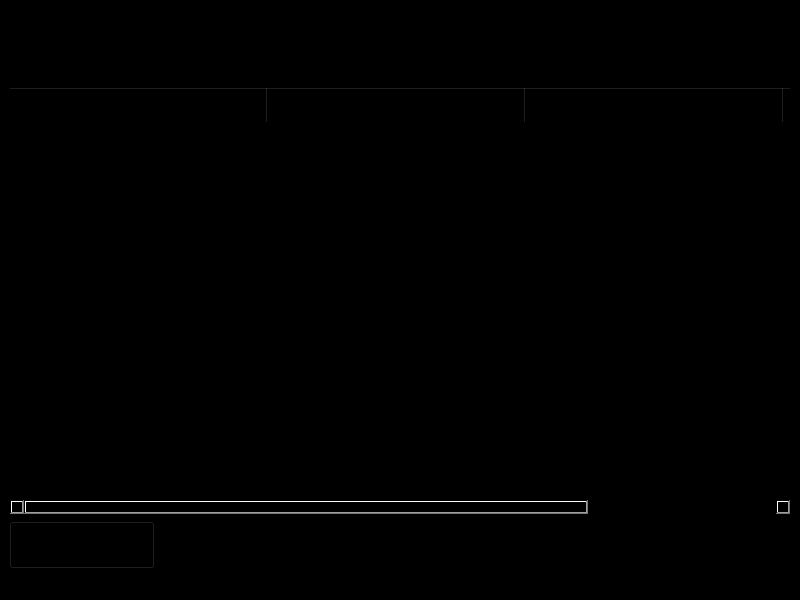
Above: orders.ui from acmpesuecc/GrowPal before the change. Below: the same form after it.
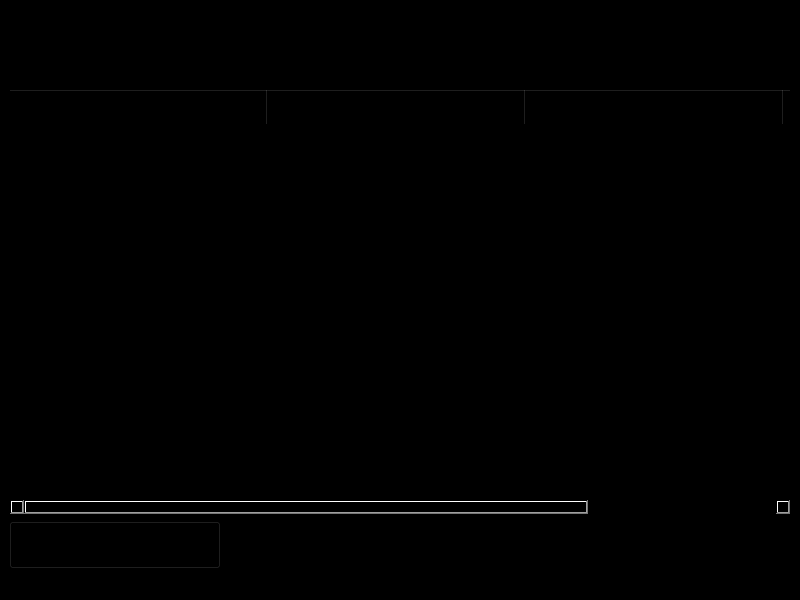
That is the form after the change. Icons and pictures are not drawn.

The edit to the form file:
```diff
--- a/orders.ui
+++ b/orders.ui
@@ -35,17 +35,43 @@
       </property>
      </widget>
     </item>
-    <item row="0" column="0" colspan="2">
+    <item row="0" column="0">
      <widget class="QLabel" name="label">
       <property name="font">
        <font>
+        <pointsize>26</pointsize>
+        <weight>75</weight>
+        <italic>false</italic>
+        <bold>true</bold>
+       </font>
+      </property>
+      <property name="text">
+       <string>Your Orders </string>
+      </property>
+      <property name="alignment">
+       <set>Qt::AlignRight|Qt::AlignTrailing|Qt::AlignVCenter</set>
+      </property>
+     </widget>
+    </item>
+    <item row="0" column="1">
+     <widget class="QLabel" name="label_2">
+      <property name="font">
+       <font>
         <pointsize>48</pointsize>
-        <weight>75</weight>
-        <bold>true</bold>
+        <italic>true</italic>
        </font>
       </property>
       <property name="text">
-       <string>Your Orders </string>
+       <string/>
+      </property>
+      <property name="pixmap">
+       <pixmap>orders.svg</pixmap>
+      </property>
+      <property name="scaledContents">
+       <bool>false</bool>
+      </property>
+      <property name="alignment">
+       <set>Qt::AlignLeading|Qt::AlignLeft|Qt::AlignTop</set>
       </property>
      </widget>
     </item>
```
Left out of the diff: 26 changed lines with no effect on the pictures.
